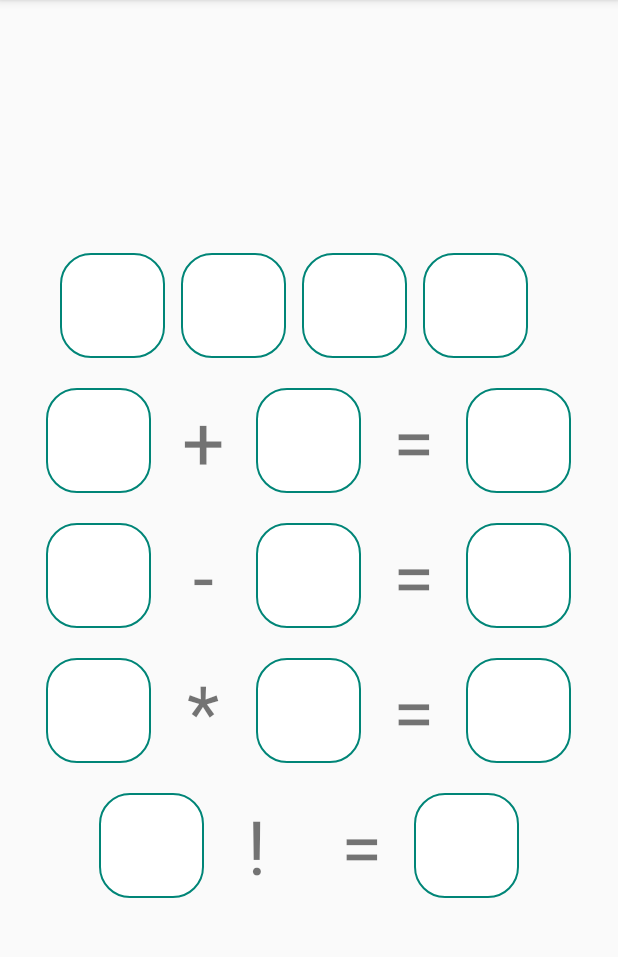
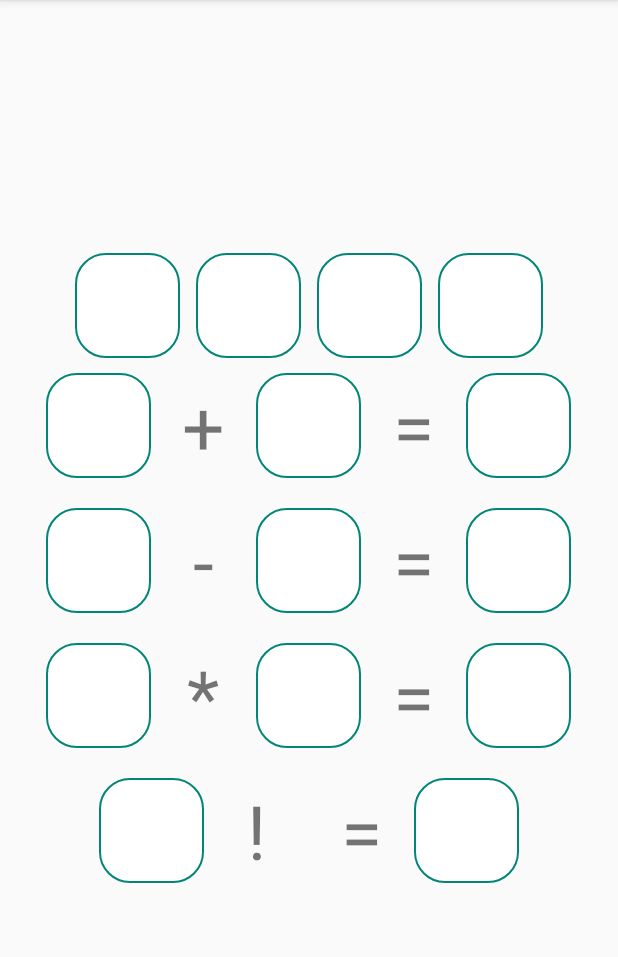
Before and after one commit to joaogolias/poc-unit-tests-android, an Android app: the CalculatorActivity screen opened directly, with no data from a screen before it, on a phone screen of 412 x 824 dp, the part 84-1041 px from its top. Run offline under Robolectric (Android 15) with nearby library versions, the phone set to English and light mode, and no system bars.

Commit message:
fixed layout issues

```diff
--- a/app/src/main/res/layout/activity_calculator.xml
+++ b/app/src/main/res/layout/activity_calculator.xml
@@ -1,5 +1,5 @@
 <?xml version="1.0" encoding="utf-8"?>
-<LinearLayout
+<RelativeLayout
         xmlns:android="http://schemas.android.com/apk/res/android"
         xmlns:tools="http://schemas.android.com/tools"
         xmlns:app="http://schemas.android.com/apk/res-auto"
@@ -8,18 +8,18 @@
         android:layout_height="match_parent"
         android:gravity="center"
         tools:context=".activities.CalculatorActivity">
-
     <LinearLayout
+            android:id="@+id/passwordContainer"
             android:layout_width="match_parent"
             android:layout_height="wrap_content"
             android:orientation="horizontal"
-            android:layout_margin="@dimen/calculation_cell_margin">
+            android:gravity="center"
+            >
 
         <com.example.joaogolias.pocunittests.components.squareInput.SquareInputView
                 android:id="@+id/square1"
                 android:layout_width="wrap_content"
                 android:layout_height="wrap_content"
-                android:layout_marginLeft="30dp"
                 android:layout_marginRight="5dp"
                 app:nextLeftView="@+id/square2"
                 app:inputTypeSI="passwordNumber"
@@ -56,29 +56,37 @@
         </com.example.joaogolias.pocunittests.components.squareInput.SquareInputView>
     </LinearLayout>
 
+
     <com.example.joaogolias.pocunittests.components.calculationCellView.CalculationCellView
             android:id="@+id/sum_calculation_cell"
-            android:layout_margin="@dimen/calculation_cell_margin"
-            android:layout_width="wrap_content"
+            android:layout_width="match_parent"
             android:layout_height="wrap_content"
+            android:layout_centerInParent="true"
+            android:layout_below="@+id/passwordContainer"
+            android:layout_marginBottom="@dimen/calculation_cell_margin"
+            android:layout_marginTop="@dimen/calculation_cell_margin"
             app:operation="sum">
 
     </com.example.joaogolias.pocunittests.components.calculationCellView.CalculationCellView>
 
     <com.example.joaogolias.pocunittests.components.calculationCellView.CalculationCellView
             android:id="@+id/subtraction_calculation_cell"
-            android:layout_margin="@dimen/calculation_cell_margin"
-            android:layout_width="wrap_content"
+            android:layout_width="match_parent"
             android:layout_height="wrap_content"
+            android:layout_below="@+id/sum_calculation_cell"
+            android:layout_marginBottom="@dimen/calculation_cell_margin"
+            android:layout_marginTop="@dimen/calculation_cell_margin"
             app:operation="subtraction">
 
     </com.example.joaogolias.pocunittests.components.calculationCellView.CalculationCellView>
 
     <com.example.joaogolias.pocunittests.components.calculationCellView.CalculationCellView
             android:id="@+id/multiplication_calculation_cell"
-            android:layout_margin="@dimen/calculation_cell_margin"
-            android:layout_width="wrap_content"
+            android:layout_width="match_parent"
             android:layout_height="wrap_content"
+            android:layout_below="@+id/subtraction_calculation_cell"
+            android:layout_marginBottom="@dimen/calculation_cell_margin"
+            android:layout_marginTop="@dimen/calculation_cell_margin"
             app:operation="multiplication">
 
     </com.example.joaogolias.pocunittests.components.calculationCellView.CalculationCellView>
@@ -86,11 +94,14 @@
 
     <com.example.joaogolias.pocunittests.components.calculationCellView.CalculationCellView
             android:id="@+id/factorial_calculation_cell"
-            android:layout_margin="@dimen/calculation_cell_margin"
-            android:layout_width="wrap_content"
+            android:layout_width="match_parent"
             android:layout_height="wrap_content"
+            android:layout_below="@+id/multiplication_calculation_cell"
+            android:layout_marginBottom="@dimen/calculation_cell_margin"
+            android:layout_marginTop="@dimen/calculation_cell_margin"
+            android:gravity="center"
             app:operation="factorial">
 
     </com.example.joaogolias.pocunittests.components.calculationCellView.CalculationCellView>
 
-</LinearLayout>
+</RelativeLayout>
--- a/app/src/main/res/layout/calculation_cell_view.xml
+++ b/app/src/main/res/layout/calculation_cell_view.xml
@@ -3,7 +3,9 @@
               xmlns:app="http://schemas.android.com/apk/res-auto"
               android:orientation="horizontal"
               android:layout_width="match_parent"
-              android:layout_height="match_parent">
+              android:layout_height="match_parent"
+android:layout_gravity="center"
+android:gravity="center">
     <com.example.joaogolias.pocunittests.components.squareInput.SquareInputView
             android:id="@+id/firstNumberSiv"
             android:layout_width="wrap_content"
```
